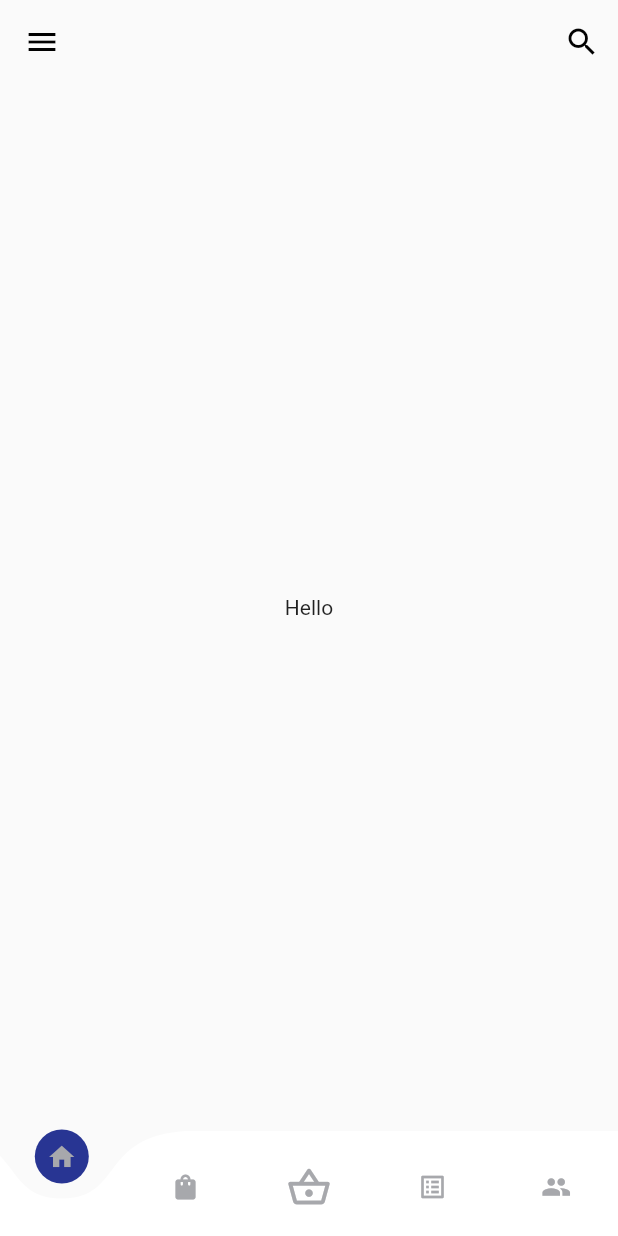
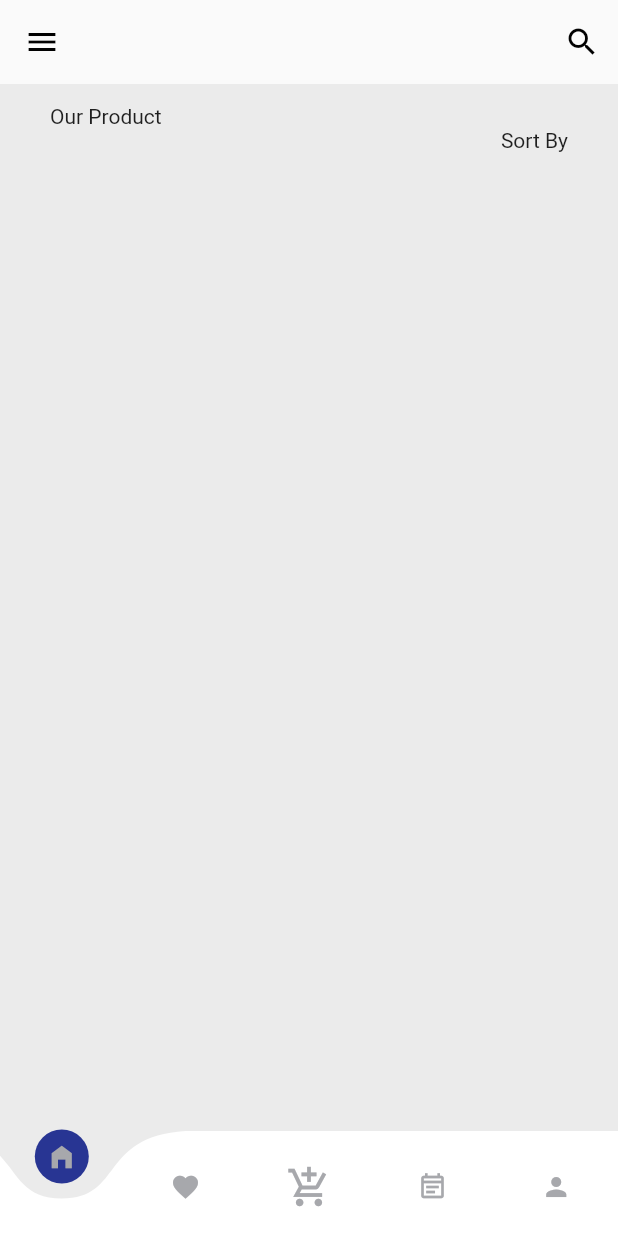
Before and after one commit to taufiqjack/shoesApp, a Flutter app: the screen it shows after launch, on a phone screen of 412 x 824 dp. Run offline on Flutter 3.47's test engine with Material 2 defaults, Android fonts, the phone set to English and light mode, and no system bars; drawn by our look-alikes of curved_navigation_bar; our stand-ins replace flutter_svg.

```diff
--- a/lib/pages/home.dart
+++ b/lib/pages/home.dart
@@ -1,8 +1,10 @@
+import 'package:curved_navigation_bar/curved_navigation_bar.dart';
 import 'package:flutter/material.dart';
+import 'package:flutter/services.dart';
 import 'package:flutter/widgets.dart';
 import 'package:shoesApp/custom/drawer.dart';
-import 'package:curved_navigation_bar/curved_navigation_bar.dart';
 import 'package:shoesApp/custom/warna.dart';
+import 'package:flutter_svg/flutter_svg.dart';
 
 class Homepage extends StatefulWidget {
   Homepage({Key key}) : super(key: key);
@@ -15,10 +17,37 @@ class _HomepageState extends State<Homepage> {
   final GlobalKey<ScaffoldState> _scaffolKey = new GlobalKey<ScaffoldState>();
   GlobalKey _bottomNavKey = GlobalKey();
 
+  Future<bool> exitApp() async {
+    showDialog(
+      context: context,
+      builder: (BuildContext context) {
+        return AlertDialog(
+          title: Text("Konfirmasi Keluar"),
+          content: Text("Apa anda yakin ingin keluar dari aplikasi ini?"),
+          actions: <Widget>[
+            FlatButton(
+              child: Text("Tidak"),
+              onPressed: () {
+                Navigator.of(context).pop();
+              },
+            ),
+            FlatButton(
+              child: Text("Ya"),
+              onPressed: () {
+                SystemNavigator.pop();
+              },
+            ),
+          ],
+        );
+      },
+    );
+    return false;
+  }
+
   @override
   Widget build(BuildContext context) {
     return Scaffold(
-      backgroundColor: Warna.white_two,
+        backgroundColor: Warna.white_three,
         key: _scaffolKey,
         appBar: AppBar(
           backgroundColor: Warna.white_two,
@@ -46,27 +75,27 @@ class _HomepageState extends State<Homepage> {
           height: 70,
           items: [
             Icon(
-            Icons.home,
+              Icons.home_filled,
               size: 20,
               color: Warna.disable,
             ),
             Icon(
-            Icons.shopping_bag_rounded,
+              Icons.favorite,
               size: 20,
               color: Warna.disable,
             ),
             Icon(
-            Icons.shopping_basket_outlined,
+              Icons.add_shopping_cart_sharp,
               size: 30,
               color: Warna.disable,
             ),
             Icon(
-            Icons.list_alt_outlined,
+              Icons.event_note_outlined,
               size: 20,
               color: Warna.disable,
             ),
             Icon(
-            Icons.people,
+              Icons.person,
               size: 20,
               color: Warna.disable,
             ),
@@ -79,9 +108,22 @@ class _HomepageState extends State<Homepage> {
           //onTap: (){},
         ),
         drawer: navigationDrawer(context),
-      body: Center(
-        child: Text("Hello"),
+        body: WillPopScope(
+            child: SingleChildScrollView(
+              physics: AlwaysScrollableScrollPhysics(),
+              padding: EdgeInsets.symmetric(
+                  horizontal: 40 / 1.2, vertical: 20 / 1.5),
+              child: Column(children: [
+                Container(
+                  alignment: Alignment.topLeft,
+                  child: (Text('Our Product')),
                 ),
-    );
+                Container(
+                  alignment: Alignment.topRight,
+                  child: Text('Sort By'),
+                )
+              ]),
+            ),
+            onWillPop: exitApp));
   }
 }
```
Also changed, not shown: assets/icons/backpack.svg (added), assets/icons/cart.svg (added), assets/icons/heart.svg (added), assets/icons/home.svg (added), assets/icons/list.svg (added), assets/icons/menu.svg (added), assets/icons/person.svg (added), assets/icons/search_icon.svg (added), assets/icons/shoes.svg (added), assets/icons/watch.svg (added), assets/images/shoe1.png (added), assets/images/shoe2.png (added), assets/images/shoe3.png (added), assets/images/shoe4.png (added). Lines whose indentation alone changed are shown as unchanged.
